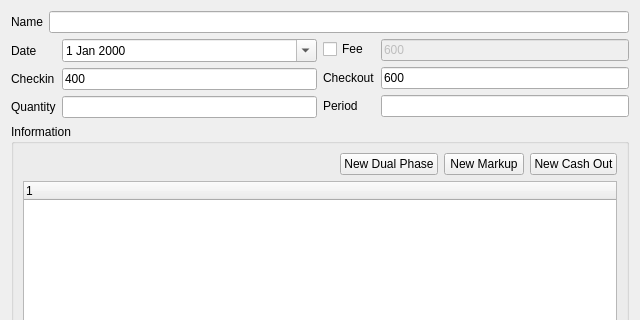
Qt form itemview.ui (xlongfeng/agreement) before a commit; both pictures show x 0 to 640 and y 0 to 320 of the 640 by 640 pixel window.
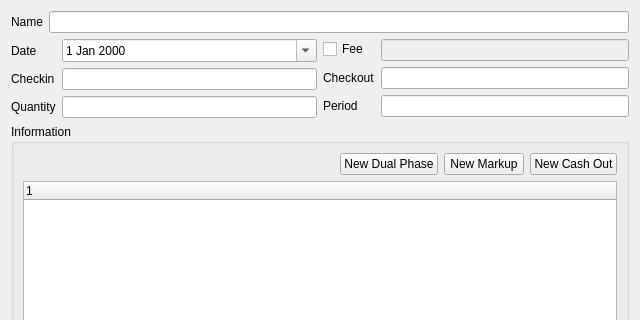
The same form after that commit.

```diff
--- a/itemview.ui
+++ b/itemview.ui
@@ -56,11 +56,7 @@
           </widget>
          </item>
          <item row="1" column="1">
-          <widget class="QLineEdit" name="checkinLineEdit">
-           <property name="text">
-            <string>400</string>
-           </property>
-          </widget>
+          <widget class="QLineEdit" name="checkinLineEdit"/>
          </item>
          <item row="2" column="0">
           <widget class="QLabel" name="label">
@@ -91,9 +87,6 @@
            <property name="enabled">
             <bool>false</bool>
            </property>
-           <property name="text">
-            <string>600</string>
-           </property>
           </widget>
          </item>
          <item row="1" column="0">
@@ -104,11 +97,7 @@
           </widget>
          </item>
          <item row="1" column="1">
-          <widget class="QLineEdit" name="checkoutLineEdit">
-           <property name="text">
-            <string>600</string>
-           </property>
-          </widget>
+          <widget class="QLineEdit" name="checkoutLineEdit"/>
          </item>
          <item row="2" column="0">
           <widget class="QLabel" name="label_7">
```
